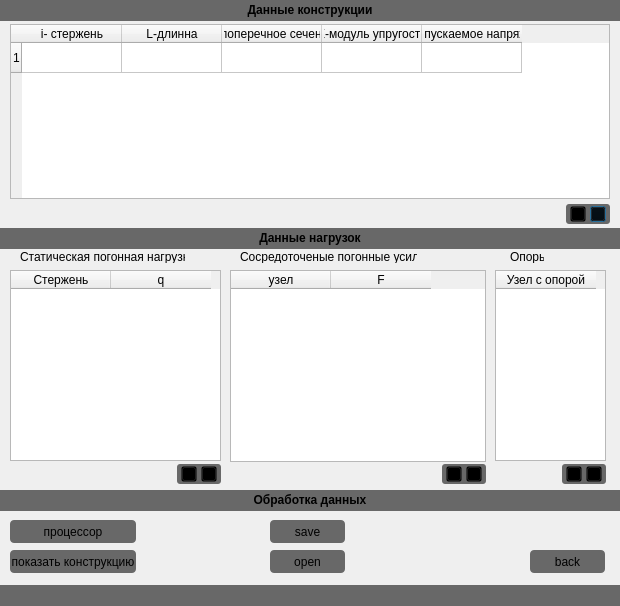
This is preprocessor.ui in incub4/supr as Qt 5 draws it before an edit. The edited form follows.
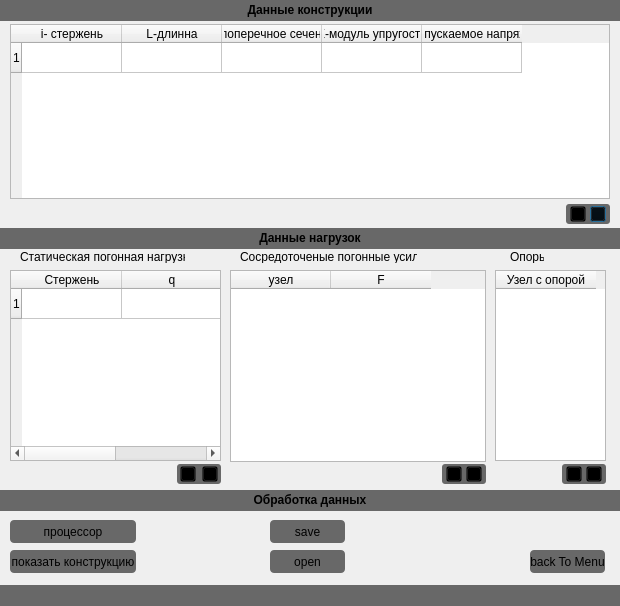
This is the edited form. Icons and pictures are not drawn.

```diff
--- a/preprocessor.ui
+++ b/preprocessor.ui
@@ -124,6 +124,11 @@
      <height>191</height>
     </rect>
    </property>
+   <row>
+    <property name="text">
+     <string>1</string>
+    </property>
+   </row>
    <column>
     <property name="text">
      <string>Стержень</string>
@@ -151,7 +156,7 @@
                                 QPushButton:disabled { background-color: white; border-radius:4px;}</string>
    </property>
    <property name="text">
-    <string>back</string>
+    <string>back To Menu</string>
    </property>
   </widget>
   <widget class="QPushButton" name="PB_save">
@@ -317,7 +322,7 @@
   <widget class="QPushButton" name="PB_plus_q">
    <property name="geometry">
     <rect>
-     <x>201</x>
+     <x>202</x>
      <y>466</y>
      <width>16</width>
      <height>16</height>
@@ -337,7 +342,7 @@
   <widget class="QPushButton" name="PB_minus_q">
    <property name="geometry">
     <rect>
-     <x>181</x>
+     <x>180</x>
      <y>466</y>
      <width>16</width>
      <height>16</height>
```
Left out of the diff: 16 changed lines with no effect on the pictures.
